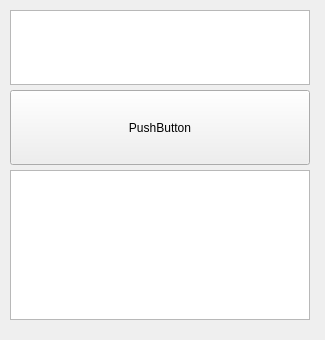
First picture: the form in scripts/sandbox/tuto.ui, repository akaRicane/audio-sandbox, before the edit.
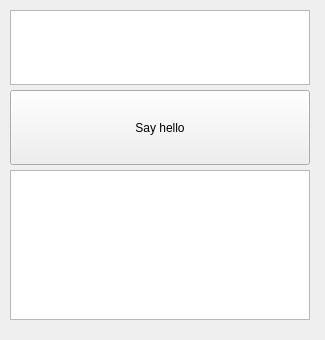
Second picture: the form after the edit.

Patch:
```diff
--- a/scripts/sandbox/tuto.ui
+++ b/scripts/sandbox/tuto.ui
@@ -23,7 +23,7 @@
     </rect>
    </property>
    <property name="text">
-    <string>PushButton</string>
+    <string>Say hello</string>
    </property>
   </widget>
   <widget class="QTextEdit" name="input">
```
